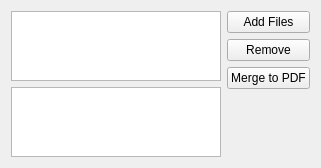
The window that liteidex/src/plugins/markdown/markdownbatchwidget.ui (visualfc/liteide) describes before a commit, drawn with Qt 5.
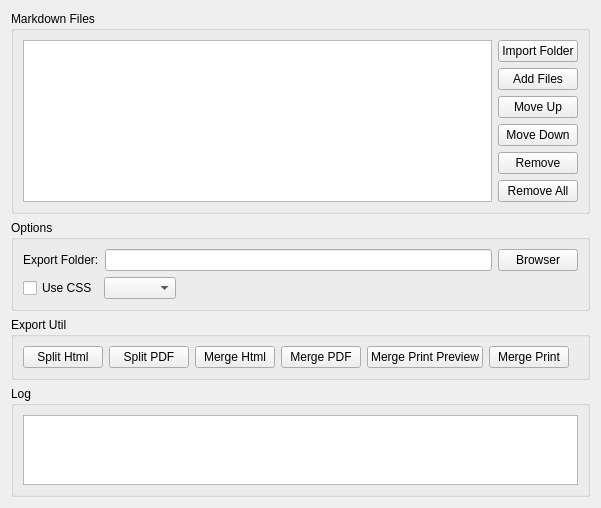
The same window after the commit.

```diff
--- a/liteidex/src/plugins/markdown/markdownbatchwidget.ui
+++ b/liteidex/src/plugins/markdown/markdownbatchwidget.ui
@@ -6,16 +6,20 @@
    <rect>
     <x>0</x>
     <y>0</y>
-    <width>321</width>
-    <height>168</height>
+    <width>601</width>
+    <height>487</height>
    </rect>
   </property>
   <property name="windowTitle">
    <string>Form</string>
   </property>
-  <layout class="QHBoxLayout" name="horizontalLayout">
+  <layout class="QVBoxLayout" name="verticalLayout_3" stretch="6,0,0,1">
    <item>
-    <layout class="QVBoxLayout" name="verticalLayout_2" stretch="6,1">
+    <widget class="QGroupBox" name="groupBox_4">
+     <property name="title">
+      <string>Markdown Files</string>
+     </property>
+     <layout class="QHBoxLayout" name="horizontalLayout_4">
      <item>
       <widget class="QTreeView" name="filesTreeView">
        <property name="sizePolicy">
@@ -27,25 +31,14 @@
       </widget>
      </item>
      <item>
-      <widget class="QPlainTextEdit" name="logPlainTextEdit">
-       <property name="sizePolicy">
-        <sizepolicy hsizetype="Expanding" vsizetype="Preferred">
-         <horstretch>0</horstretch>
-         <verstretch>0</verstretch>
-        </sizepolicy>
-       </property>
-       <property name="baseSize">
-        <size>
-         <width>0</width>
-         <height>0</height>
-        </size>
-       </property>
-      </widget>
-     </item>
-    </layout>
-   </item>
-   <item>
     <layout class="QVBoxLayout" name="verticalLayout">
+        <item>
+         <widget class="QPushButton" name="importFolderPushButton">
+          <property name="text">
+           <string>Import Folder</string>
+          </property>
+         </widget>
+        </item>
      <item>
       <widget class="QPushButton" name="addFilesPushButton">
        <property name="text">
@@ -53,6 +46,20 @@
        </property>
       </widget>
      </item>
+        <item>
+         <widget class="QPushButton" name="moveUpPpushButton">
+          <property name="text">
+           <string>Move Up</string>
+          </property>
+         </widget>
+        </item>
+        <item>
+         <widget class="QPushButton" name="moveDownPushButton">
+          <property name="text">
+           <string>Move Down</string>
+          </property>
+         </widget>
+        </item>
      <item>
       <widget class="QPushButton" name="removePushButton">
        <property name="text">
@@ -61,9 +68,9 @@
       </widget>
      </item>
      <item>
-      <widget class="QPushButton" name="mergePdfPushButton">
+         <widget class="QPushButton" name="removeAllPushButton">
        <property name="text">
-        <string>Merge to PDF</string>
+           <string>Remove All</string>
        </property>
       </widget>
      </item>
@@ -84,6 +91,179 @@
    </item>
   </layout>
  </widget>
+   </item>
+   <item>
+    <widget class="QGroupBox" name="groupBox_2">
+     <property name="title">
+      <string>Options</string>
+     </property>
+     <layout class="QVBoxLayout" name="verticalLayout_4">
+      <item>
+       <layout class="QHBoxLayout" name="horizontalLayout">
+        <item>
+         <widget class="QLabel" name="label">
+          <property name="text">
+           <string>Export Folder:</string>
+          </property>
+         </widget>
+        </item>
+        <item>
+         <widget class="QLineEdit" name="exportFolderLineEdit"/>
+        </item>
+        <item>
+         <widget class="QPushButton" name="browserExportFolderPushButton">
+          <property name="text">
+           <string>Browser</string>
+          </property>
+         </widget>
+        </item>
+       </layout>
+      </item>
+      <item>
+       <layout class="QHBoxLayout" name="horizontalLayout_3">
+        <item>
+         <widget class="QCheckBox" name="useCssCheckBox">
+          <property name="text">
+           <string>Use CSS</string>
+          </property>
+         </widget>
+        </item>
+        <item>
+         <widget class="QComboBox" name="cssComboBox"/>
+        </item>
+        <item>
+         <spacer name="horizontalSpacer">
+          <property name="orientation">
+           <enum>Qt::Horizontal</enum>
+          </property>
+          <property name="sizeHint" stdset="0">
+           <size>
+            <width>37</width>
+            <height>17</height>
+           </size>
+          </property>
+         </spacer>
+        </item>
+       </layout>
+      </item>
+     </layout>
+    </widget>
+   </item>
+   <item>
+    <widget class="QGroupBox" name="groupBox">
+     <property name="title">
+      <string>Export Util</string>
+     </property>
+     <layout class="QHBoxLayout" name="horizontalLayout_2">
+      <item>
+       <widget class="QPushButton" name="splitHtmlPushButton">
+        <property name="text">
+         <string>Split Html</string>
+        </property>
+       </widget>
+      </item>
+      <item>
+       <widget class="QPushButton" name="splitPdfPushButton">
+        <property name="text">
+         <string>Split PDF</string>
+        </property>
+       </widget>
+      </item>
+      <item>
+       <widget class="QPushButton" name="mergetHtmlPushButton">
+        <property name="text">
+         <string>Merge Html</string>
+        </property>
+       </widget>
+      </item>
+      <item>
+       <widget class="QPushButton" name="mergePdfPushButton">
+        <property name="text">
+         <string>Merge PDF</string>
+        </property>
+       </widget>
+      </item>
+      <item>
+       <widget class="QPushButton" name="mergePrintPreviwPushButton">
+        <property name="text">
+         <string>Merge Print Preview</string>
+        </property>
+       </widget>
+      </item>
+      <item>
+       <widget class="QPushButton" name="mergetPrintPushButton">
+        <property name="text">
+         <string>Merge Print</string>
+        </property>
+       </widget>
+      </item>
+      <item>
+       <spacer name="horizontalSpacer_2">
+        <property name="orientation">
+         <enum>Qt::Horizontal</enum>
+        </property>
+        <property name="sizeHint" stdset="0">
+         <size>
+          <width>40</width>
+          <height>20</height>
+         </size>
+        </property>
+       </spacer>
+      </item>
+     </layout>
+    </widget>
+   </item>
+   <item>
+    <widget class="QGroupBox" name="groupBox_3">
+     <property name="title">
+      <string>Log</string>
+     </property>
+     <layout class="QVBoxLayout" name="verticalLayout_2">
+      <item>
+       <widget class="QPlainTextEdit" name="logPlainTextEdit">
+        <property name="sizePolicy">
+         <sizepolicy hsizetype="Expanding" vsizetype="Preferred">
+          <horstretch>0</horstretch>
+          <verstretch>0</verstretch>
+         </sizepolicy>
+        </property>
+        <property name="baseSize">
+         <size>
+          <width>0</width>
+          <height>0</height>
+         </size>
+        </property>
+       </widget>
+      </item>
+     </layout>
+    </widget>
+   </item>
+  </layout>
+  <zorder>groupBox</zorder>
+  <zorder>groupBox_2</zorder>
+  <zorder>groupBox_3</zorder>
+  <zorder>groupBox_4</zorder>
+ </widget>
+ <tabstops>
+  <tabstop>filesTreeView</tabstop>
+  <tabstop>importFolderPushButton</tabstop>
+  <tabstop>addFilesPushButton</tabstop>
+  <tabstop>moveUpPpushButton</tabstop>
+  <tabstop>moveDownPushButton</tabstop>
+  <tabstop>removePushButton</tabstop>
+  <tabstop>removeAllPushButton</tabstop>
+  <tabstop>useCssCheckBox</tabstop>
+  <tabstop>cssComboBox</tabstop>
+  <tabstop>exportFolderLineEdit</tabstop>
+  <tabstop>browserExportFolderPushButton</tabstop>
+  <tabstop>splitHtmlPushButton</tabstop>
+  <tabstop>splitPdfPushButton</tabstop>
+  <tabstop>mergetHtmlPushButton</tabstop>
+  <tabstop>mergePdfPushButton</tabstop>
+  <tabstop>mergePrintPreviwPushButton</tabstop>
+  <tabstop>mergetPrintPushButton</tabstop>
+  <tabstop>logPlainTextEdit</tabstop>
+ </tabstops>
  <resources/>
  <connections/>
 </ui>
```
Lines whose indentation alone changed are shown as unchanged.
